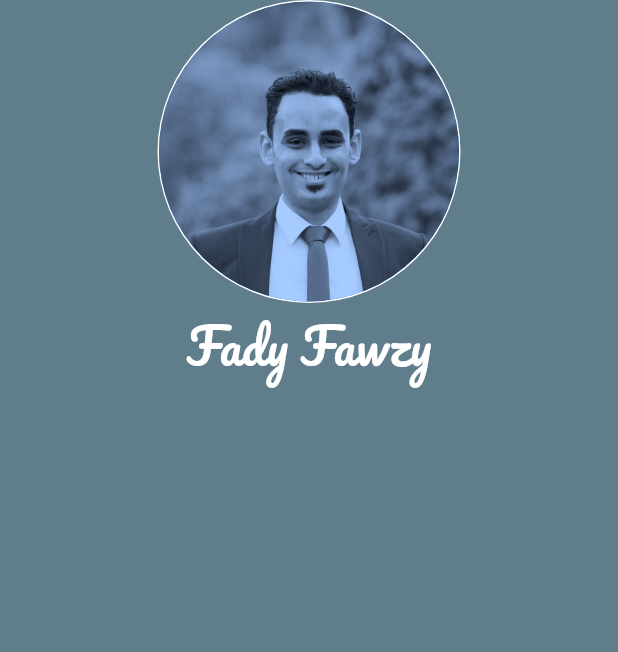
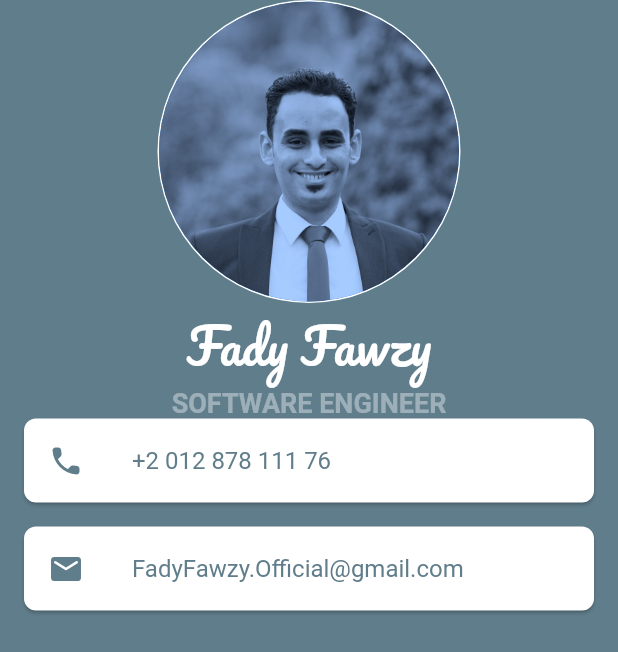
Before and after one commit to FadyFawzyOfficial/business_card, a Flutter app: the screen it shows after launch, on a phone screen of 412 x 824 dp. Shown: the top 652 px of the screen. Run offline on Flutter 3.47's test engine with Material 2 defaults, Android fonts, the phone set to English and light mode, and no system bars.

Commit message:
3. Use Card and ListTile Widgets

```diff
--- a/lib/main.dart
+++ b/lib/main.dart
@@ -7,11 +7,20 @@ class BusinessCard extends StatelessWidget {
 
   @override
   Widget build(BuildContext context) {
-    return const MaterialApp(
-      home: Scaffold(
+    return MaterialApp(
+      theme: ThemeData(
+        cardTheme: const CardTheme(
+          margin: EdgeInsets.zero,
+          shape: RoundedRectangleBorder(
+            borderRadius: BorderRadius.all(Radius.circular(8)),
+          ),
+        ),
+      ),
+      home: const Scaffold(
         backgroundColor: Colors.blueGrey,
-        body: Column(
-          crossAxisAlignment: CrossAxisAlignment.stretch,
+        body: Padding(
+          padding: EdgeInsets.symmetric(horizontal: 16),
+          child: Column(
             children: [
               CircleAvatar(
                 radius: 101,
@@ -23,14 +32,53 @@ class BusinessCard extends StatelessWidget {
               ),
               Text(
                 'Fady Fawzy',
-              textAlign: TextAlign.center,
                 style: TextStyle(
                   fontSize: 32,
                   color: Colors.white,
                   fontFamily: 'Pacifico',
                 ),
               ),
+              Text(
+                'SOFTWARE ENGINEER',
+                style: TextStyle(
+                  fontSize: 18,
+                  color: Colors.white38,
+                  fontWeight: FontWeight.bold,
+                ),
+              ),
+              Card(
+                child: ListTile(
+                  leading: Icon(
+                    Icons.phone_rounded,
+                    color: Colors.blueGrey,
+                  ),
+                  title: Text(
+                    '+2 012 878 111 76',
+                    style: TextStyle(
+                      fontSize: 16,
+                      color: Colors.blueGrey,
+                    ),
+                  ),
+                ),
+              ),
+              SizedBox(height: 16),
+              Card(
+                child: ListTile(
+                  leading: Icon(
+                    Icons.email_rounded,
+                    color: Colors.blueGrey,
+                  ),
+                  title: Text(
+                    'FadyFawzy.Official@gmail.com',
+                    style: TextStyle(
+                      fontSize: 16,
+                      color: Colors.blueGrey,
+                    ),
+                  ),
+                ),
+              ),
             ],
+          ),
         ),
       ),
     );
```
Lines whose indentation alone changed are shown as unchanged.
